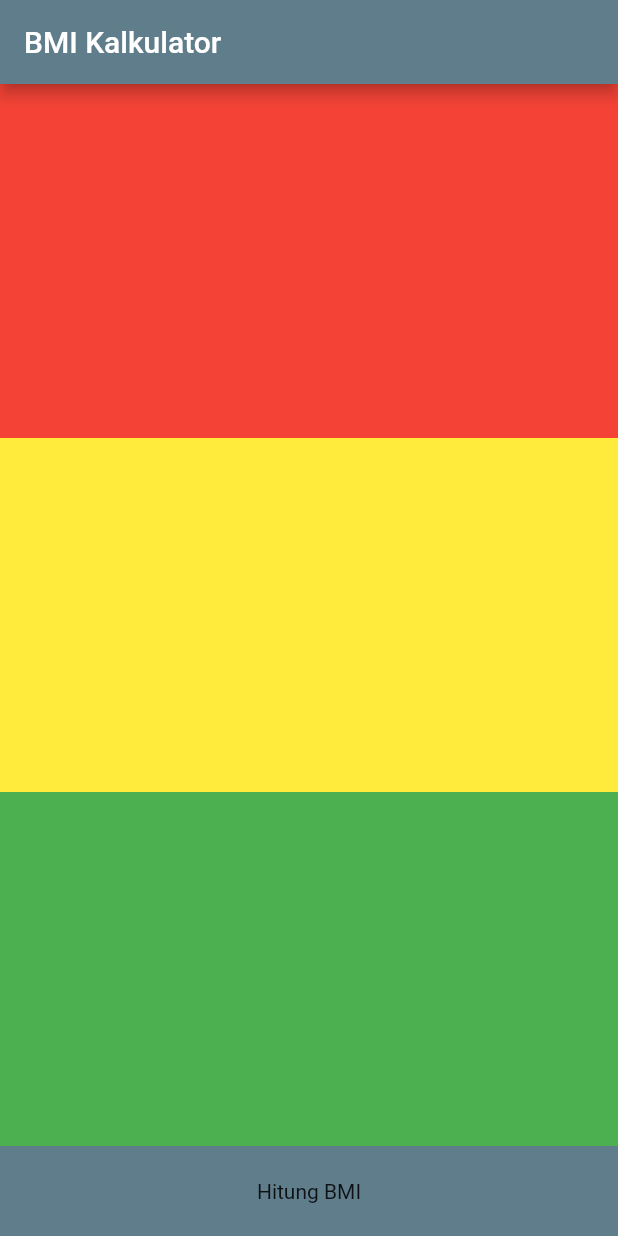
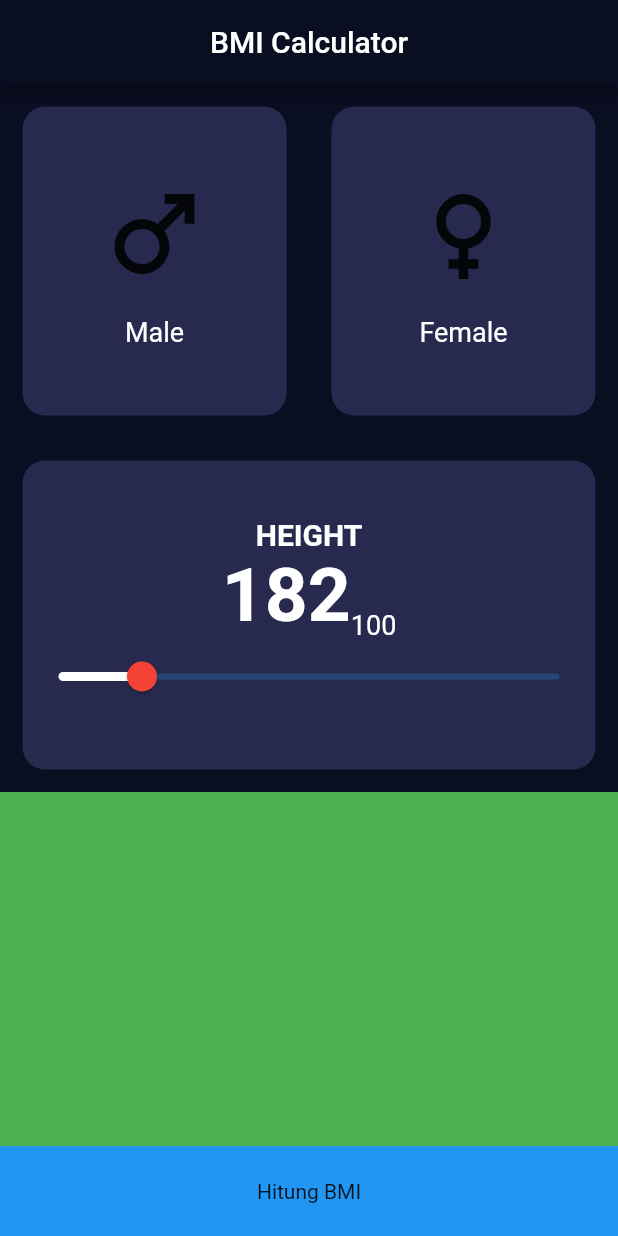
Before and after one commit to anditarmizi90/bmi, a Flutter app: the screen it shows after launch, on a phone screen of 412 x 824 dp. Run offline on Flutter 3.47's test engine with Material 2 defaults, Android fonts, the phone set to English and light mode, and no system bars.

Commit message:
merapikan source code

```diff
--- a/lib/bmi_data_screen.dart
+++ /dev/null
@@ -1,52 +0,0 @@
-import 'package:bmi/bmi_result_screen.dart';
-import 'package:flutter/material.dart';
-
-class BmiDataScreen extends StatefulWidget {
-  const BmiDataScreen({Key? key}) : super(key: key);
-
-  @override
-  State<BmiDataScreen> createState() => _BmiDataScreenState();
-}
-
-class _BmiDataScreenState extends State<BmiDataScreen> {
-  @override
-  Widget build(BuildContext context) {
-    return Scaffold(
-      appBar: AppBar(
-        title: Text("BMI Kalkulator"),
-      ),
-      body: Column(
-        children: [
-          Expanded(
-              child: Container(
-            color: Colors.red,
-          )),
-          Expanded(
-              child: Container(
-            color: Colors.yellow,
-          )),
-          Expanded(
-              child: Container(
-            color: Colors.green,
-          )),
-          GestureDetector(
-            onTap: () {
-              Navigator.of(context).push(
-                MaterialPageRoute(
-                  builder: ((context) {
-                    return BmiResultScreen();
-                  }),
-                ),
-              );
-            },
-            child: Container(
-              height: 60,
-              color: Colors.blueGrey,
-              child: Center(child: Text("Hitung BMI")),
-            ),
-          )
-        ],
-      ),
-    );
-  }
-}
--- /dev/null
+++ b/lib/constants/const.dart
@@ -0,0 +1,7 @@
+import 'package:flutter/material.dart';
+
+Color primaryColor = Color(0xff0a0e21);
+TextStyle? labelTexstyle = TextStyle(
+  fontSize: 18,
+  color: Colors.white,
+);
--- a/lib/main.dart
+++ b/lib/main.dart
@@ -1,4 +1,5 @@
-import 'package:bmi/bmi_data_screen.dart';
+import 'package:bmi/constants/const.dart';
+import 'package:bmi/view/bmi_data_screen.dart';
 import 'package:flutter/material.dart';
 
 void main() {
@@ -13,18 +14,14 @@ class MyApp extends StatelessWidget {
   Widget build(BuildContext context) {
     return MaterialApp(
         debugShowCheckedModeBanner: false,
-        title: 'Flutter Demo',
+        title: 'BMI App',
         theme: ThemeData(
-          // This is the theme of your application.
-          //
-          // Try running your application with "flutter run". You'll see the
-          // application has a blue toolbar. Then, without quitting the app, try
-          // changing the primarySwatch below to Colors.green and then invoke
-          // "hot reload" (press "r" in the console where you ran "flutter run",
-          // or simply save your changes to "hot reload" in a Flutter IDE).
-          // Notice that the counter didn't reset back to zero; the application
-          // is not restarted.
-          primarySwatch: Colors.blueGrey,
+          scaffoldBackgroundColor: primaryColor,
+          primaryColor: primaryColor,
+          appBarTheme: AppBarTheme(
+            backgroundColor: primaryColor,
+          ),
+          primarySwatch: Colors.blue,
         ),
         home: BmiDataScreen());
   }
--- /dev/null
+++ b/lib/view/bmi_data_screen.dart
@@ -0,0 +1,169 @@
+import 'package:bmi/constants/const.dart';
+import 'package:bmi/view/bmi_result_screen.dart';
+import 'package:flutter/material.dart';
+
+class BmiDataScreen extends StatefulWidget {
+  const BmiDataScreen({Key? key}) : super(key: key);
+
+  @override
+  State<BmiDataScreen> createState() => _BmiDataScreenState();
+}
+
+class _BmiDataScreenState extends State<BmiDataScreen> {
+  int height = 100;
+
+  @override
+  Widget build(BuildContext context) {
+    return Scaffold(
+      backgroundColor: Color(0xff0a0e21),
+      appBar: AppBar(
+        title: Center(child: Text("BMI Calculator")),
+      ),
+      body: Column(
+        children: [
+          Expanded(
+            child: Row(
+              children: const [
+                Expanded(
+                  child: BmiCard(
+                    child: GenderIconText(
+                      icon: Icons.male,
+                      title: 'Male',
+                    ),
+                  ),
+                ),
+                Expanded(
+                  child: BmiCard(
+                    child: GenderIconText(
+                      title: 'Female',
+                      icon: Icons.female,
+                    ),
+                  ),
+                ),
+              ],
+            ),
+          ),
+          Expanded(
+            child: Container(
+              child: BmiCard(
+                child: Column(
+                  mainAxisAlignment: MainAxisAlignment.center,
+                  children: [
+                    Text(
+                      "HEIGHT",
+                      style: labelTexstyle!.copyWith(
+                        fontSize: 20,
+                        fontWeight: FontWeight.bold,
+                      ),
+                    ),
+                    Row(
+                      mainAxisAlignment: MainAxisAlignment.center,
+                      crossAxisAlignment: CrossAxisAlignment.end,
+                      children: [
+                        Text(
+                          "182",
+                          style: TextStyle(
+                            fontSize: 50,
+                            fontWeight: FontWeight.bold,
+                            color: Colors.white,
+                          ),
+                        ),
+                        Text(
+                          "$height",
+                          style: labelTexstyle,
+                        )
+                      ],
+                    ),
+                    Slider(
+                      value: height.toDouble(),
+                      min: 80,
+                      max: 200,
+                      thumbColor: Colors.red,
+                      activeColor: Colors.white,
+                      onChanged: (value) {
+                        height = value.toInt();
+                        setState(() {});
+                      },
+                    ),
+                  ],
+                ),
+              ),
+            ),
+          ),
+          Expanded(
+              child: Container(
+            color: Colors.green,
+          )),
+          GestureDetector(
+            onTap: () {
+              Navigator.of(context).push(
+                MaterialPageRoute(
+                  builder: ((context) {
+                    return BmiResultScreen();
+                  }),
+                ),
+              );
+            },
+            child: Container(
+              height: 60,
+              color: Colors.blue,
+              child: const Center(child: Text("Hitung BMI")),
+            ),
+          )
+        ],
+      ),
+    );
+  }
+}
+
+class BmiCard extends StatelessWidget {
+  const BmiCard({
+    Key? key,
+    this.child,
+  }) : super(key: key);
+
+  final Widget? child;
+
+  @override
+  Widget build(BuildContext context) {
+    return Container(
+      decoration: BoxDecoration(
+        color: Color(0xff272A4E),
+        borderRadius: BorderRadius.circular(15),
+      ),
+      margin: EdgeInsets.all(15),
+      child: child,
+    );
+  }
+}
+
+class GenderIconText extends StatelessWidget {
+  const GenderIconText({
+    Key? key,
+    required this.title,
+    required this.icon,
+  }) : super(key: key);
+
+  final String title;
+  final IconData icon;
+
+  @override
+  Widget build(BuildContext context) {
+    return Column(
+      mainAxisAlignment: MainAxisAlignment.center,
+      children: [
+        Icon(
+          icon,
+          size: 80,
+        ),
+        const SizedBox(
+          height: 15,
+        ),
+        Text(
+          title,
+          style: labelTexstyle,
+        ),
+      ],
+    );
+  }
+}
```
Also changed, not shown: lib/view/bmi_result_screen.dart (renamed from lib/bmi_result_screen.dart).
